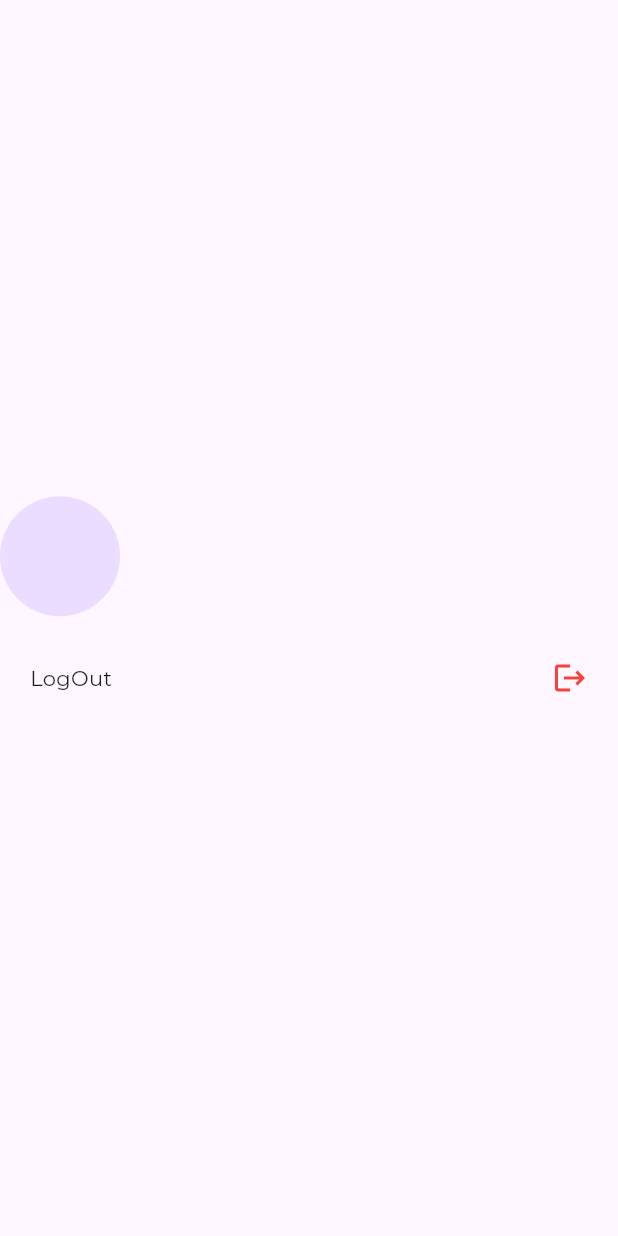
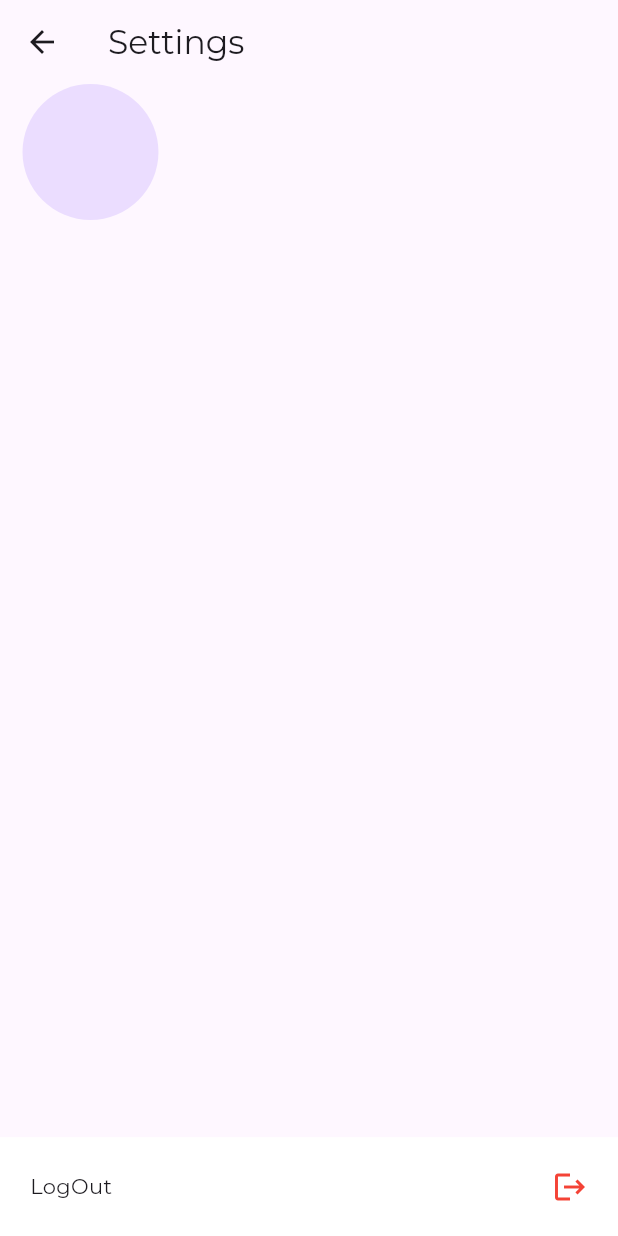
Before and after one commit to Sreenandhtp/FlutterChatApplication, a Flutter app: the Settings screen opened directly, on a phone screen of 412 x 824 dp. Run offline on Flutter 3.47's test engine with Material 3 defaults, Android fonts, the phone set to English and light mode, and no system bars; our stand-ins replace cloud_firestore, dash_chat_2, delightful_toast, firebase_auth, firebase_core, firebase_storage and 4 more; accounts and stored records are empty.

Commit message:
20/06/2024

```diff
--- a/lib/pages/homepage.dart
+++ b/lib/pages/homepage.dart
@@ -33,6 +33,12 @@ class _HomepageState extends State<Homepage> {
           "Chats",
           style: TextStyle(fontWeight: FontWeight.w600),
         ),
+        actions: [
+          IconButton(
+            onPressed: () {},
+            icon: const Icon(Icons.more_vert),
+          )
+        ],
       ),
       body: _builtUI(),
     );
--- a/lib/pages/setting_page.dart
+++ b/lib/pages/setting_page.dart
@@ -34,12 +34,17 @@ class _SettingState extends State<Settings> {
   @override
   Widget build(BuildContext context) {
     return Scaffold(
-      body: Column(
-        mainAxisAlignment: MainAxisAlignment.center,
-        children: [
-          profilePhoto(),
-          logOutBotton(),
-        ],
+      appBar: AppBar(
+        title: const Text("Settings"),
+      ),
+      body: SafeArea(
+        child: Column(
+          mainAxisAlignment: MainAxisAlignment.spaceBetween,
+          children: [
+            profilePhoto(),
+            logOutBotton(),
+          ],
+        ),
       ),
     );
   }
@@ -48,11 +53,14 @@ class _SettingState extends State<Settings> {
     return Row(
       mainAxisAlignment: MainAxisAlignment.spaceBetween,
       children: [
-        CircleAvatar(
-          radius: 40,
-          // backgroundImage: NetworkImage(_authService.user!.photoURL!),
+        Padding(
+          padding: const EdgeInsets.symmetric(horizontal: 15),
+          child: CircleAvatar(
+            radius: MediaQuery.of(context).size.width * 0.11,
+            // backgroundImage: NetworkImage(_authService.user!.photoURL!),
+          ),
         ),
-        Text(loggedUser!.uid!)
+        // Text(loggedUser!.uid!)
       ],
     );
   }
@@ -83,9 +91,10 @@ class _SettingState extends State<Settings> {
         }
       },
       child: Container(
-        padding: const EdgeInsets.only(left: 20, right: 20),
+        color: const Color.fromARGB(255, 255, 255, 255),
+        padding: const EdgeInsets.symmetric(horizontal: 20),
         width: MediaQuery.of(context).size.width,
-        height: MediaQuery.of(context).size.height * 0.1,
+        height: MediaQuery.of(context).size.height * 0.08,
         child: const Row(
           mainAxisAlignment: MainAxisAlignment.spaceBetween,
           children: [
--- a/lib/pages/update_page.dart
+++ b/lib/pages/update_page.dart
@@ -11,6 +11,9 @@ class _UpdatesState extends State<Updates> {
   @override
   Widget build(BuildContext context) {
     return Scaffold(
+      appBar: AppBar(
+        title:const Text("Calls"),
+      ),
       body: Center(
         child: Text("no calls"),
       ),
--- a/lib/services/storege_service.dart
+++ b/lib/services/storege_service.dart
@@ -1,6 +1,5 @@
 import 'dart:io';
 import 'package:firebase_storage/firebase_storage.dart';
-import 'package:flutter/material.dart';
 import 'package:path/path.dart' as p;
 
 class StorageService {
--- a/lib/widgets/custometextfield.dart
+++ b/lib/widgets/custometextfield.dart
@@ -35,7 +35,7 @@ class CustomeTextField extends StatelessWidget {
             labelText: labeltext,
             border:
                 OutlineInputBorder(borderRadius: BorderRadius.circular(10))),
-                onSaved: onsave,
+        onSaved: onsave,
       ),
     );
   }
--- a/pubspec.yaml
+++ b/pubspec.yaml
@@ -61,7 +61,7 @@ dev_dependencies:
 flutter_launcher_icons:
   android: "launcher_icon"
   ios: true
-  image_path: "assets/talk.jpg"
+  image_path: "assets/Chatiko.png"
 
 # For information on the generic Dart part of this file, see the
 # following page: https://dart.dev/tools/pub/pubspec
```
Also changed, not shown: assets/Chatiko.png (added), assets/talk.jpg (deleted), pubspec.lock.
